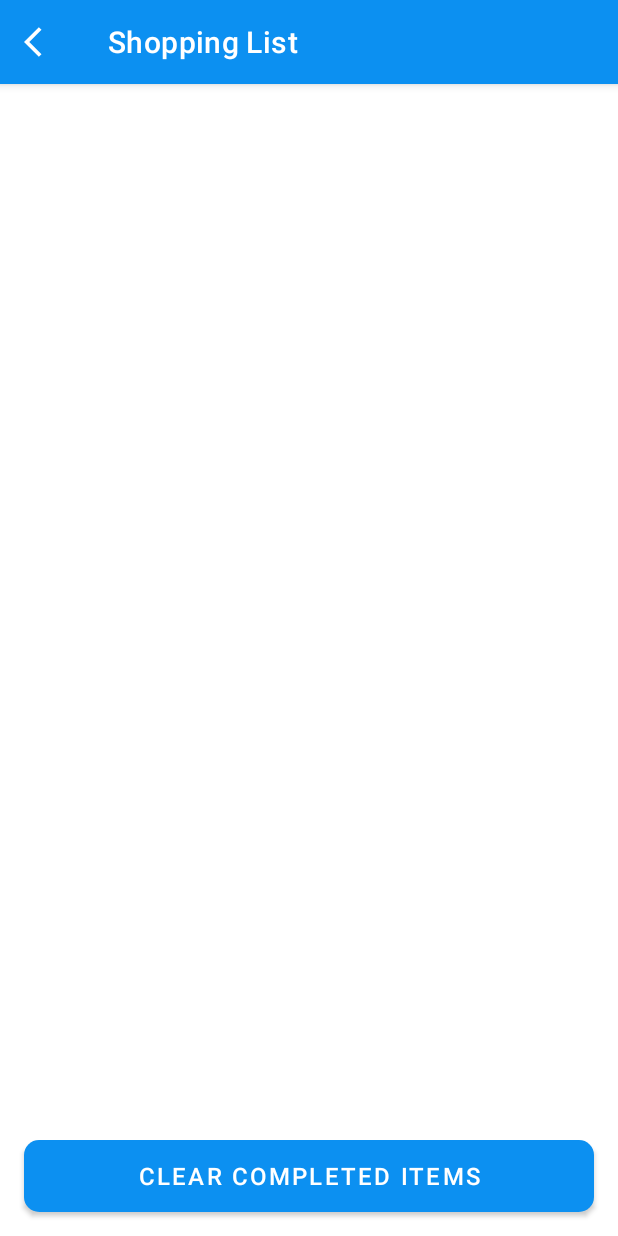
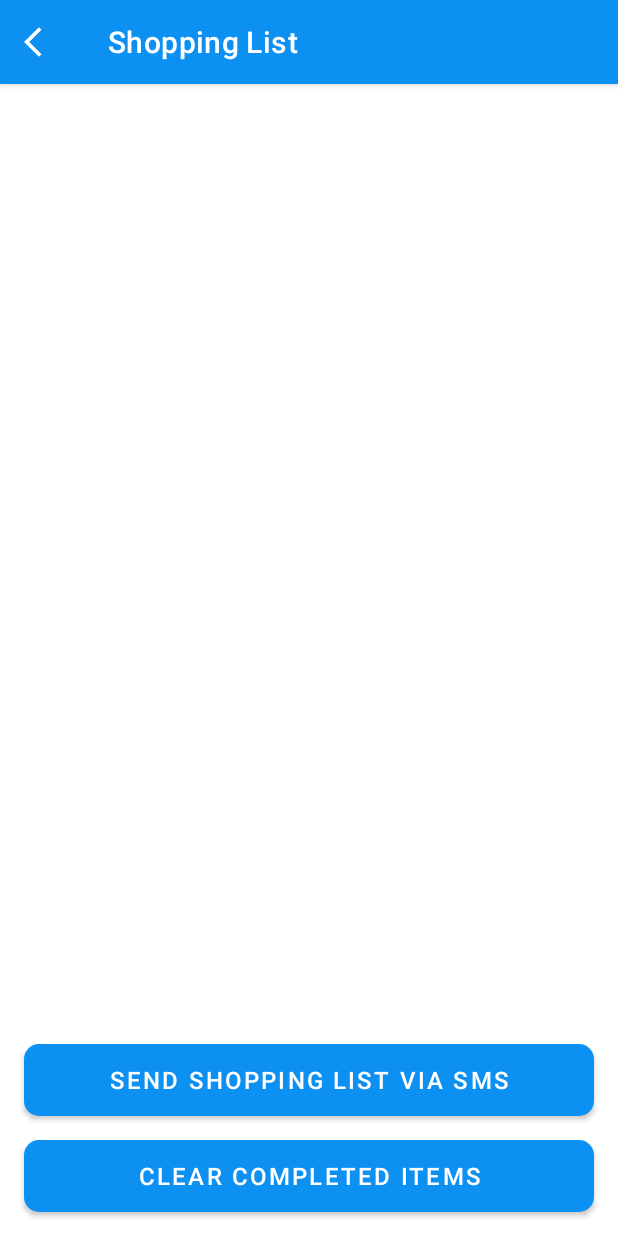
Before and after one commit to LorenMin107/MealMate, an Android app built with Jetpack Compose: the ShoppingListActivity screen opened directly, with no data from a screen before it, on a phone screen of 412 x 824 dp. Run offline under Robolectric (Android 15) with nearby library versions, the phone set to English and light mode, and no system bars; our stand-ins replace Firebase (no records; nobody signed in at launch, a user with empty details on screens opened directly).

Commit message:
feat: Add SMS sharing functionality for shopping lists and enhance existing list management

```diff
--- a/app/src/main/java/com/example/mealmate/models/ShoppingList.kt
+++ b/app/src/main/java/com/example/mealmate/models/ShoppingList.kt
@@ -3,7 +3,7 @@ package com.example.mealmate.models
 import android.os.Parcelable
 import android.os.Parcel
 
-class ShoppingList(
+data class ShoppingList(
     val id: String = "",
     val forMeal : String = "",
     val items: ArrayList<Ingredient> = ArrayList(),
--- a/app/src/main/res/layout/activity_shopping_list.xml
+++ b/app/src/main/res/layout/activity_shopping_list.xml
@@ -44,4 +44,16 @@
         android:textSize="16sp"
         app:layout_constraintBottom_toBottomOf="parent" />
 
+    <Button
+        android:id="@+id/btn_send_sms"
+        android:layout_width="match_parent"
+        android:layout_height="wrap_content"
+        android:layout_margin="16dp"
+        android:background="@drawable/shape_button_rounded"
+        android:text="Send Shopping List via SMS"
+        android:textColor="@android:color/white"
+        android:textSize="16sp"
+        app:layout_constraintBottom_toTopOf="@id/btn_clear_shopping_list" />
+
+
 </androidx.constraintlayout.widget.ConstraintLayout>
```
Also changed, not shown: app/src/main/java/com/example/mealmate/activities/MealListActivity.kt (+53 -0 lines), app/src/main/java/com/example/mealmate/activities/ShoppingListActivity.kt (+35 -0 lines).
